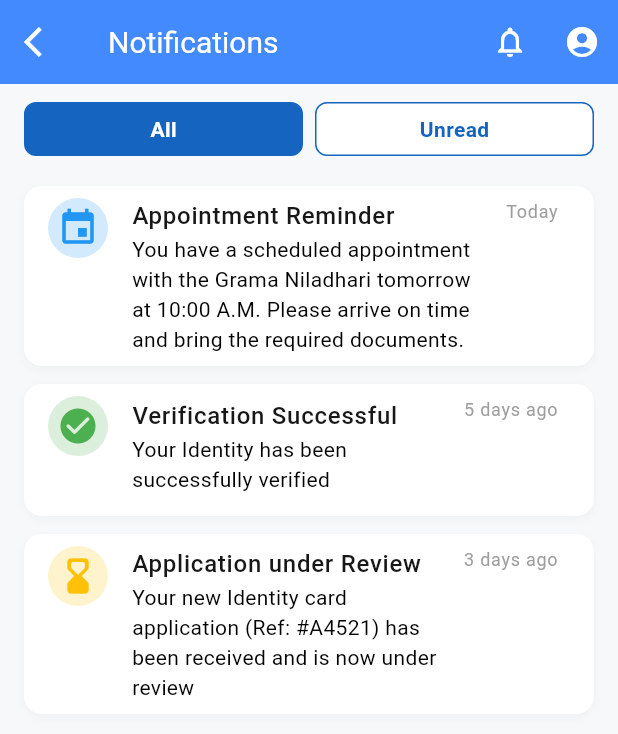
After one commit to TeamSudoForge/SudoForge_GovConnect, a Flutter app: the screen it shows after launch, after a tap on "Go to Notifications", on a phone screen of 412 x 824 dp. The commit adds this screen. Shown: the top 734 px of the screen. Run offline on Flutter 3.47's test engine with Material 3 defaults, Android fonts, the phone set to English and light mode, and no system bars; our stand-ins replace remixicon.

Commit message:
feat: add common app bar and notifications screen

```diff
--- a/frontend/lib/main.dart
+++ b/frontend/lib/main.dart
@@ -1,5 +1,6 @@
 import 'package:flutter/material.dart';
 import 'src/presentation/screens/login_screen.dart';
+import 'src/presentation/screens/notifications_screen.dart';
 import 'src/core/theme/theme_config.dart';
 
 void main() {
@@ -30,13 +31,29 @@ class HomePage extends StatelessWidget {
     return Scaffold(
       appBar: AppBar(title: const Text('GovConnect Home')),
       body: Center(
-        child: ElevatedButton(
-          onPressed: () {
-            Navigator.of(context).push(
-              MaterialPageRoute(builder: (_) => const LoginScreen()),
-            );
-          },
-          child: const Text('Go to Login'),
+        child: Column(
+          mainAxisAlignment: MainAxisAlignment.center,
+          children: [
+            ElevatedButton(
+              onPressed: () {
+                Navigator.of(
+                  context,
+                ).push(MaterialPageRoute(builder: (_) => const LoginScreen()));
+              },
+              child: const Text('Go to Login'),
+            ),
+            const SizedBox(height: 16),
+            ElevatedButton(
+              onPressed: () {
+                Navigator.of(context).push(
+                  MaterialPageRoute(
+                    builder: (_) => const NotificationsScreen(),
+                  ),
+                );
+              },
+              child: const Text('Go to Notifications'),
+            ),
+          ],
         ),
       ),
     );
--- a/frontend/lib/src/core/routes/app_routes.dart
+++ b/frontend/lib/src/core/routes/app_routes.dart
@@ -2,17 +2,21 @@ import 'package:flutter/material.dart';
 import '../../presentation/screens/gov_connect_sign_in_screen.dart';
 import '../../presentation/screens/email_verification_screen.dart';
 import '../../presentation/screens/app_navigation_screen.dart';
+import '../../presentation/screens/notifications_screen.dart';
 
 class AppRoutes {
   static const String govConnectSignInScreen = '/gov_connect_sign_in_screen';
   static const String emailVerificationScreen = '/email_verification_screen';
   static const String appNavigationScreen = '/app_navigation_screen';
+  static const String notificationsScreen = '/notifications_screen';
+
   static const String initialRoute = '/';
 
   static Map<String, WidgetBuilder> get routes => {
-        govConnectSignInScreen: (context) => const GovConnectSignInScreen(),
-        emailVerificationScreen: (context) => const EmailVerificationScreen(),
-        appNavigationScreen: (context) => const AppNavigationScreen(),
-        initialRoute: (context) => const AppNavigationScreen(),
-      };
+    govConnectSignInScreen: (context) => const GovConnectSignInScreen(),
+    emailVerificationScreen: (context) => const EmailVerificationScreen(),
+    appNavigationScreen: (context) => const AppNavigationScreen(),
+    initialRoute: (context) => const AppNavigationScreen(),
+    notificationsScreen: (context) => const NotificationsScreen(),
+  };
 }
--- /dev/null
+++ b/frontend/lib/src/presentation/screens/notifications_screen.dart
@@ -0,0 +1,199 @@
+import 'package:flutter/material.dart';
+import '../../core/theme/text_style_helper.dart';
+import '../widgets/common_app_bar.dart';
+
+class NotificationsScreen extends StatefulWidget {
+  const NotificationsScreen({Key? key}) : super(key: key);
+
+  @override
+  State<NotificationsScreen> createState() => _NotificationsScreenState();
+}
+
+class _NotificationsScreenState extends State<NotificationsScreen> {
+  bool showUnread = false;
+
+  final List<_NotificationItem> notifications = [
+    _NotificationItem(
+      title: 'Appointment Reminder',
+      message:
+          'You have a scheduled appointment with the Grama Niladhari tomorrow at 10:00 A.M. Please arrive on time and bring the required documents.',
+      date: DateTime.now(),
+      icon: Icons.event,
+      iconColor: Color(0xFF2196F3),
+      iconBackgroundColor: const Color.fromARGB(
+        51,
+        33,
+        150,
+        243,
+      ), // 20% opacity
+      unread: true,
+    ),
+    _NotificationItem(
+      title: 'Verification Successful',
+      message: 'Your Identity has been successfully verified',
+      date: DateTime.now().subtract(const Duration(days: 5)),
+      icon: Icons.check_circle_rounded,
+      iconColor: Color(0xFF4CAF50),
+      iconBackgroundColor: const Color.fromARGB(51, 76, 175, 80), // 20% opacity
+      unread: false,
+    ),
+    _NotificationItem(
+      title: 'Application under Review',
+      message:
+          'Your new Identity card application (Ref: #A4521) has been received and is now under review',
+      date: DateTime.now().subtract(const Duration(days: 3)),
+      icon: Icons.hourglass_bottom_rounded,
+      iconColor: Color(0xFFFFC107),
+      iconBackgroundColor: const Color.fromARGB(51, 255, 193, 7), // 20% opacity
+      unread: true,
+    ),
+  ];
+
+  @override
+  Widget build(BuildContext context) {
+    final styles = TextStyleHelper.instance;
+    final filtered = showUnread
+        ? notifications.where((n) => n.unread).toList()
+        : notifications;
+    return Scaffold(
+      appBar: CommonAppBar(
+        title: 'Notifications',
+        showBackButton: true,
+        showNotifications: true,
+        showProfile: true,
+        backgroundColor: Colors.blueAccent,
+        iconColor: Colors.white,
+        textColor: Colors.white,
+      ),
+      backgroundColor: const Color(0xFFF6F8FA),
+      body: Column(
+        children: [
+          Padding(
+            padding: const EdgeInsets.symmetric(horizontal: 16, vertical: 12),
+            child: Row(
+              children: [
+                Expanded(
+                  child: _FilterButton(
+                    label: 'All',
+                    selected: !showUnread,
+                    onTap: () => setState(() => showUnread = false),
+                  ),
+                ),
+                const SizedBox(width: 8),
+                Expanded(
+                  child: _FilterButton(
+                    label: 'Unread',
+                    selected: showUnread,
+                    onTap: () => setState(() => showUnread = true),
+                  ),
+                ),
+              ],
+            ),
+          ),
+          Expanded(
+            child: ListView.separated(
+              padding: const EdgeInsets.symmetric(horizontal: 16, vertical: 8),
+              itemCount: filtered.length,
+              separatorBuilder: (_, __) => const SizedBox(height: 12),
+              itemBuilder: (context, i) {
+                final n = filtered[i];
+                return Container(
+                  decoration: BoxDecoration(
+                    color: Colors.white,
+                    borderRadius: BorderRadius.circular(12),
+                    boxShadow: [
+                      BoxShadow(
+                        color: Colors.black.withOpacity(0.03),
+                        blurRadius: 4,
+                        offset: const Offset(0, 2),
+                      ),
+                    ],
+                  ),
+                  child: ListTile(
+                    leading: CircleAvatar(
+                      backgroundColor: n.iconBackgroundColor,
+                      child: Icon(n.icon, color: n.iconColor, size: 28),
+                    ),
+                    title: Text(n.title, style: styles.title16Medium),
+                    subtitle: Text(n.message, style: styles.body14Regular),
+                    trailing: Text(
+                      _formatDate(n.date),
+                      style: styles.body12Regular.copyWith(color: Colors.grey),
+                    ),
+                    isThreeLine: true,
+                  ),
+                );
+              },
+            ),
+          ),
+        ],
+      ),
+    );
+  }
+
+  String _formatDate(DateTime date) {
+    final now = DateTime.now();
+    if (date.year == now.year &&
+        date.month == now.month &&
+        date.day == now.day) {
+      return 'Today';
+    } else if (now.difference(date).inDays == 1) {
+      return 'Yesterday';
+    } else {
+      return '${now.difference(date).inDays} days ago';
+    }
+  }
+}
+
+class _FilterButton extends StatelessWidget {
+  final String label;
+  final bool selected;
+  final VoidCallback onTap;
+  const _FilterButton({
+    required this.label,
+    required this.selected,
+    required this.onTap,
+  });
+
+  @override
+  Widget build(BuildContext context) {
+    return GestureDetector(
+      onTap: onTap,
+      child: Container(
+        height: 36,
+        decoration: BoxDecoration(
+          color: selected ? const Color(0xFF1565C0) : Colors.white,
+          borderRadius: BorderRadius.circular(8),
+          border: Border.all(color: const Color(0xFF1565C0)),
+        ),
+        alignment: Alignment.center,
+        child: Text(
+          label,
+          style: TextStyle(
+            color: selected ? Colors.white : const Color(0xFF1565C0),
+            fontWeight: FontWeight.w600,
+          ),
+        ),
+      ),
+    );
+  }
+}
+
+class _NotificationItem {
+  final String title;
+  final String message;
+  final DateTime date;
+  final IconData icon;
+  final Color iconColor;
+  final bool unread;
+  final Color iconBackgroundColor;
+  _NotificationItem({
+    required this.title,
+    required this.message,
+    required this.date,
+    required this.icon,
+    required this.iconColor,
+    required this.iconBackgroundColor,
+    required this.unread,
+  });
+}
--- /dev/null
+++ b/frontend/lib/src/presentation/widgets/common_app_bar.dart
@@ -0,0 +1,85 @@
+import 'package:flutter/material.dart';
+import '../../core/theme/text_style_helper.dart';
+
+class CommonAppBar extends StatelessWidget implements PreferredSizeWidget {
+  final String title;
+  final TextStyle? titleStyle;
+  final List<Widget>? actions;
+  final Color? backgroundColor;
+  final Color? iconColor;
+  final Color? textColor;
+  final double elevation;
+  final bool showBackButton;
+  final bool showNotifications;
+  final bool showProfile;
+  final VoidCallback? onBack;
+  final VoidCallback? onNotifications;
+  final VoidCallback? onProfile;
+
+  const CommonAppBar({
+    Key? key,
+    required this.title,
+    this.titleStyle,
+    this.actions,
+    this.backgroundColor,
+    this.iconColor,
+    this.elevation = 0,
+    this.showBackButton = true,
+    this.showNotifications = true,
+    this.showProfile = true,
+    this.onBack,
+    this.onNotifications,
+    this.onProfile,
+    this.textColor,
+  }) : super(key: key);
+
+  @override
+  Widget build(BuildContext context) {
+    final styles = TextStyleHelper.instance;
+    void defaultNotificationsNav() {
+      final current = ModalRoute.of(context)?.settings.name;
+      if (current != '/notifications_screen') {
+        Navigator.of(context).pushNamed('/notifications_screen');
+      }
+    }
+
+    void defaultProfileNav() {
+      // TODO add after adding the profile page
+    }
+
+    return AppBar(
+      leading: showBackButton
+          ? IconButton(
+              icon: const Icon(Icons.arrow_back_ios),
+              onPressed: onBack ?? () => Navigator.of(context).maybePop(),
+              tooltip: 'Back',
+            )
+          : null,
+      title: Text(
+        title,
+        style: (titleStyle ?? styles.title20).copyWith(color: Colors.white),
+      ),
+      backgroundColor: backgroundColor ?? Colors.blueAccent,
+      elevation: elevation,
+      actions: [
+        if (showNotifications)
+          IconButton(
+            icon: const Icon(Icons.notifications_none),
+            onPressed: onNotifications ?? defaultNotificationsNav,
+            tooltip: 'Notifications',
+          ),
+        if (showProfile)
+          IconButton(
+            icon: const Icon(Icons.account_circle),
+            onPressed: onProfile ?? defaultProfileNav,
+            tooltip: 'Profile',
+          ),
+        if (actions != null) ...actions!,
+      ],
+      iconTheme: IconThemeData(color: iconColor ?? Colors.black),
+    );
+  }
+
+  @override
+  Size get preferredSize => const Size.fromHeight(kToolbarHeight);
+}
```
